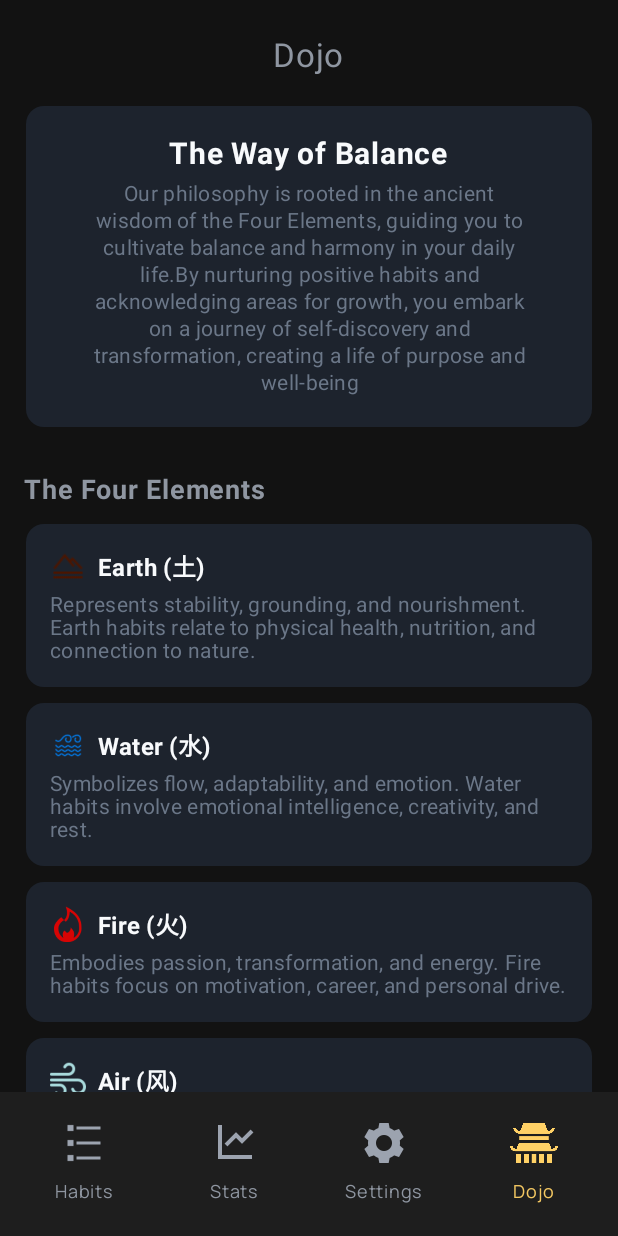
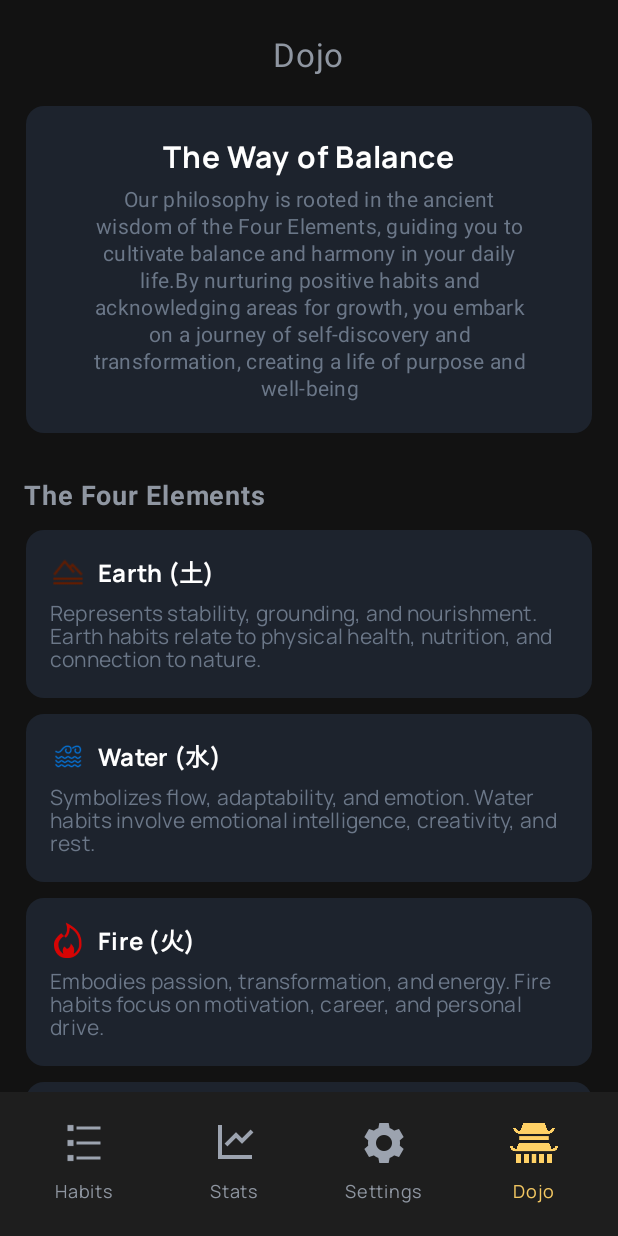
Before and after one commit to marcinkaczmarek2/habitao, an Android app built with Jetpack Compose: the dojo screen opened through its navigation route, on a phone screen of 412 x 824 dp. Run offline under Robolectric (Android 15) with nearby library versions, the phone set to English and light mode, and no system bars.

Commit message:
standaryzacja1

```diff
--- a/app/src/main/java/app/habitao/ui/components/AddhabitButton.kt
+++ b/app/src/main/java/app/habitao/ui/components/AddhabitButton.kt
@@ -16,13 +16,16 @@ import androidx.compose.ui.text.font.FontWeight
 import androidx.compose.ui.text.style.TextAlign
 import androidx.compose.ui.unit.dp
 import androidx.compose.ui.unit.sp
+import app.habitao.ui.theme.IconActive
+import app.habitao.ui.theme.IconTextActive
+import app.habitao.ui.theme.Manrope
 
 @Composable
 fun AddHabitButton(onClick: () -> Unit) {
     Button(
         onClick = onClick,
         colors = ButtonDefaults.buttonColors(
-            containerColor = Color(0xFFDABB1A),
+            containerColor = IconActive,
             contentColor = Color.Black),
         modifier = Modifier
             .padding(16.dp)
--- a/app/src/main/java/app/habitao/ui/components/ElementCardDojo.kt
+++ b/app/src/main/java/app/habitao/ui/components/DojoCardElement.kt
@@ -21,7 +21,13 @@ import androidx.compose.ui.unit.dp
 import androidx.compose.ui.unit.sp
 import app.habitao.R
 import app.habitao.ui.theme.DojoColors
-import app.habitao.ui.theme.ElementColors
+import app.habitao.ui.theme.AirColor
+import app.habitao.ui.theme.EarthColor
+import app.habitao.ui.theme.FireColor
+import app.habitao.ui.theme.WaterColor
+import app.habitao.ui.theme.PanelBackgroundNonActive
+import app.habitao.ui.theme.HeaderColor
+import app.habitao.ui.theme.Manrope
 import androidx.compose.ui.graphics.ColorFilter
 import androidx.compose.ui.graphics.Color
 
@@ -54,9 +60,10 @@ fun ElementCardDojo(
                 Spacer(modifier = Modifier.width(8.dp))
                 Text(
                     text = title,
+                    fontFamily = Manrope,
                     style = MaterialTheme.typography.titleMedium,
                     fontWeight = FontWeight.Bold,
-                    color = DojoColors.HeadlineCard
+                    color = HeaderColor
                 )
             }
 
@@ -64,6 +71,7 @@ fun ElementCardDojo(
 
             Text(
                 text = description,
+                fontFamily = Manrope,
                 style = MaterialTheme.typography.bodyMedium.copy(lineHeight = 15.sp),
                 color = DojoColors.TextCard
             )
@@ -77,7 +85,7 @@ fun EarthCard(modifier: Modifier = Modifier) {
         title = "Earth (土)",
         description = "Represents stability, grounding, and nourishment. Earth habits relate to physical health, nutrition, and connection to nature.",
         iconResId = R.drawable.earth_icon,
-        iconColor = ElementColors.Earth,
+        iconColor = EarthColor,
         modifier = modifier
     )
 }
@@ -88,7 +96,7 @@ fun WaterCard(modifier: Modifier = Modifier) {
         title = "Water (水)",
         description = "Symbolizes flow, adaptability, and emotion. Water habits involve emotional intelligence, creativity, and rest.",
         iconResId = R.drawable.water_icon,
-        iconColor = ElementColors.Water,
+        iconColor = WaterColor,
         modifier = modifier
     )
 }
@@ -99,7 +107,7 @@ fun FireCard(modifier: Modifier = Modifier) {
         title = "Fire (火)",
         description = "Embodies passion, transformation, and energy. Fire habits focus on motivation, career, and personal drive.",
         iconResId = R.drawable.fire_icon,
-        iconColor = ElementColors.Fire,
+        iconColor = FireColor,
         modifier = modifier
     )
 }
@@ -110,7 +118,7 @@ fun AirCard(modifier: Modifier = Modifier) {
         title = "Air (风)",
         description = "Relates to intellect, communication, and clarity. Air habits include learning mindfulness, and social connections.",
         iconResId = R.drawable.air_icon,
-        iconColor = ElementColors.Air,
+        iconColor = AirColor,
         modifier = modifier
     )
 }
--- a/app/src/main/java/app/habitao/ui/components/MainDojoBox.kt
+++ b/app/src/main/java/app/habitao/ui/components/DojoMainBox.kt
@@ -7,12 +7,13 @@ import androidx.compose.material3.Text
 import androidx.compose.runtime.Composable
 import androidx.compose.ui.Alignment
 import androidx.compose.ui.Modifier
-import androidx.compose.ui.graphics.Color
 import androidx.compose.ui.text.font.FontWeight
 import androidx.compose.ui.text.style.TextAlign
 import androidx.compose.ui.unit.dp
 import androidx.compose.ui.unit.sp
 import app.habitao.ui.theme.DojoColors
+import app.habitao.ui.theme.HeaderColor
+import app.habitao.ui.theme.Manrope
 
 @Composable
 fun MainDojoBox(
@@ -36,7 +37,8 @@ fun MainDojoBox(
                 text = "The Way of Balance",
                 fontSize = 20.sp,
                 fontWeight = FontWeight.Bold,
-                color = DojoColors.HeadlineCard
+                color = HeaderColor,
+                fontFamily = Manrope
             )
             Spacer(modifier = Modifier.height(6.dp))
             Text(
@@ -45,7 +47,8 @@ fun MainDojoBox(
                 style = MaterialTheme.typography.bodyMedium,
                 color = DojoColors.TextCard,
                 textAlign = TextAlign.Center,
-                lineHeight = 18.sp
+                lineHeight = 18.sp,
+                //fontFamily = Manrope
             )
         }
     }
--- a/app/src/main/java/app/habitao/ui/components/SettingsAppearanceSection.kt
+++ b/app/src/main/java/app/habitao/ui/components/SettingsAppearanceSection.kt
@@ -5,6 +5,7 @@ import androidx.compose.foundation.layout.*
 import androidx.compose.material3.MaterialTheme
 import androidx.compose.material3.Text
 import androidx.compose.runtime.Composable
+import androidx.compose.ui.Alignment
 import androidx.compose.ui.Modifier
 import androidx.compose.ui.text.font.FontWeight
 import androidx.compose.ui.unit.dp
@@ -31,7 +32,8 @@ fun SettingsAppearanceSection() {
 
         Row(
             modifier = Modifier.fillMaxWidth(),
-            horizontalArrangement = Arrangement.SpaceBetween
+            horizontalArrangement = Arrangement.SpaceBetween,
+            verticalAlignment = Alignment.CenterVertically
         ) {
             Text("Mode", color = IconTextNonActive, fontSize = 16.sp)
             SettingsYinYangToggle()
--- a/app/src/main/java/app/habitao/ui/components/SettingsYinYangToggle.kt
+++ b/app/src/main/java/app/habitao/ui/components/SettingsYinYangToggle.kt
@@ -43,7 +43,7 @@ fun SettingsYinYangToggle() {
                 .width(70.dp)
                 .height(40.dp)
                 .clip(RoundedCornerShape(20.dp))
-                .background(IconActive.copy(alpha = 0.8f))
+                .background(IconActive.copy(alpha = 0.5f))
         )
     }
 }
--- a/app/src/main/java/app/habitao/ui/screens/DojoScreen.kt
+++ b/app/src/main/java/app/habitao/ui/screens/DojoScreen.kt
@@ -6,7 +6,6 @@ import androidx.compose.material3.Text
 import androidx.compose.runtime.Composable
 import androidx.compose.ui.Alignment
 import androidx.compose.ui.Modifier
-import androidx.compose.ui.graphics.Color
 import androidx.compose.ui.text.font.FontWeight
 import androidx.compose.ui.text.style.TextAlign
 import androidx.compose.ui.unit.dp
@@ -16,13 +15,15 @@ import app.habitao.ui.components.*
 import app.habitao.ui.components.LowerNavigationMenu
 import app.habitao.ui.theme.IconTextNonActive
 import app.habitao.ui.components.MainDojoBox
+import app.habitao.ui.theme.MainBackgroundColor
+import app.habitao.ui.theme.PanelBackgroundNonActive
 
 @Composable
 fun DojoScreenInitialize(navController: NavController) {
     Box(
         modifier = Modifier
             .fillMaxSize()
-            .background(Color(0xFF121212))
+            .background(MainBackgroundColor)
     ) {
 
         Column(
--- a/app/src/main/java/app/habitao/ui/theme/Color.kt
+++ b/app/src/main/java/app/habitao/ui/theme/Color.kt
@@ -16,7 +16,7 @@ val SecondaryColor = Color(0xFF343434)
 //elements
 val AirColor = Color(0xFFa8dadc)
 val FireColor = Color(0xFFd70404)
-val WaterColor = Color(0xFF066bc7)
+val WaterColor = Color(0xFF0472D7)
 val EarthColor = Color(0xFF611c01)
 
 //stats screen
```
Also changed, not shown: app/src/main/java/app/habitao/ui/components/SettingsToggleSection.kt (+8 -1 lines).
